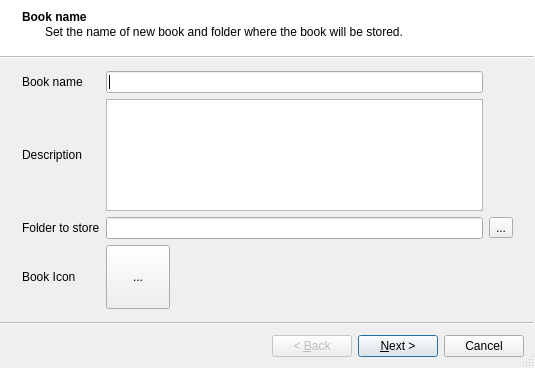
Qt form ui/bookwizard.ui (pussbb/QHDA) before a commit.
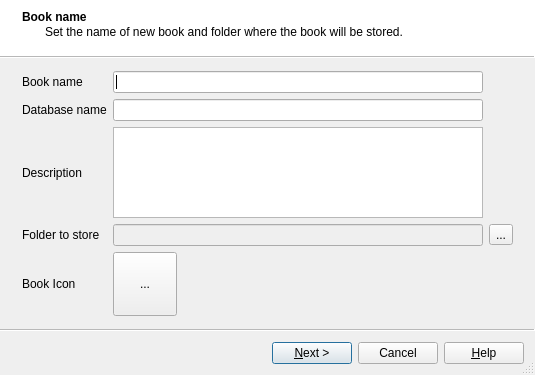
The same form after that commit.

Commit message: new book wizard full functionality

Patch:
```diff
--- a/ui/bookwizard.ui
+++ b/ui/bookwizard.ui
@@ -7,7 +7,7 @@
     <x>0</x>
     <y>0</y>
     <width>535</width>
-    <height>368</height>
+    <height>375</height>
    </rect>
   </property>
   <property name="windowTitle">
@@ -22,6 +22,9 @@
   <property name="wizardStyle">
    <enum>QWizard::ModernStyle</enum>
   </property>
+  <property name="options">
+   <set>QWizard::ExtendedWatermarkPixmap|QWizard::HaveHelpButton|QWizard::HelpButtonOnRight|QWizard::NoBackButtonOnStartPage</set>
+  </property>
   <widget class="QWizardPage" name="wizardPage1">
    <property name="title">
     <string>Book name</string>
@@ -42,45 +45,48 @@
       <item row="0" column="2">
        <widget class="QLineEdit" name="bookname"/>
       </item>
-      <item row="1" column="0">
+      <item row="2" column="0">
        <widget class="QLabel" name="label_2">
         <property name="text">
          <string>Description</string>
         </property>
        </widget>
       </item>
-      <item row="1" column="2">
+      <item row="2" column="2">
        <widget class="QPlainTextEdit" name="description"/>
       </item>
-      <item row="2" column="0">
+      <item row="3" column="0">
        <widget class="QLabel" name="label_3">
         <property name="text">
          <string>Folder to store</string>
         </property>
        </widget>
       </item>
-      <item row="2" column="2">
+      <item row="3" column="2">
        <widget class="QLineEdit" name="folder_edit">
+        <property name="enabled">
+         <bool>false</bool>
+        </property>
         <property name="frame">
          <bool>true</bool>
         </property>
        </widget>
       </item>
-      <item row="2" column="4">
+      <item row="3" column="4">
        <widget class="QToolButton" name="folderchoose">
         <property name="text">
          <string>...</string>
         </property>
        </widget>
       </item>
-      <item row="3" column="0">
+      <item row="4" column="0">
        <widget class="QLabel" name="label_4">
         <property name="text">
          <string>Book Icon</string>
         </property>
        </widget>
       </item>
-      <item row="3" column="2">
+      <item row="4" column="2">
        <widget class="QToolButton" name="chooseicon">
         <property name="minimumSize">
          <size>
@@ -99,6 +105,20 @@
         </property>
        </widget>
       </item>
+      <item row="1" column="0">
+       <widget class="QLabel" name="label_11">
+        <property name="text">
+         <string>Database name</string>
+        </property>
+       </widget>
+      </item>
+      <item row="1" column="2">
+       <widget class="QLineEdit" name="dbname">
+        <property name="whatsThis">
+         <string>Please use Latin characters only to fill in the field</string>
+        </property>
+       </widget>
+      </item>
      </layout>
     </item>
    </layout>
```
Left out of the diff: 48 changed lines with no effect on the pictures. Lines whose indentation alone changed are shown as unchanged. The commit also changes 7 other files.
